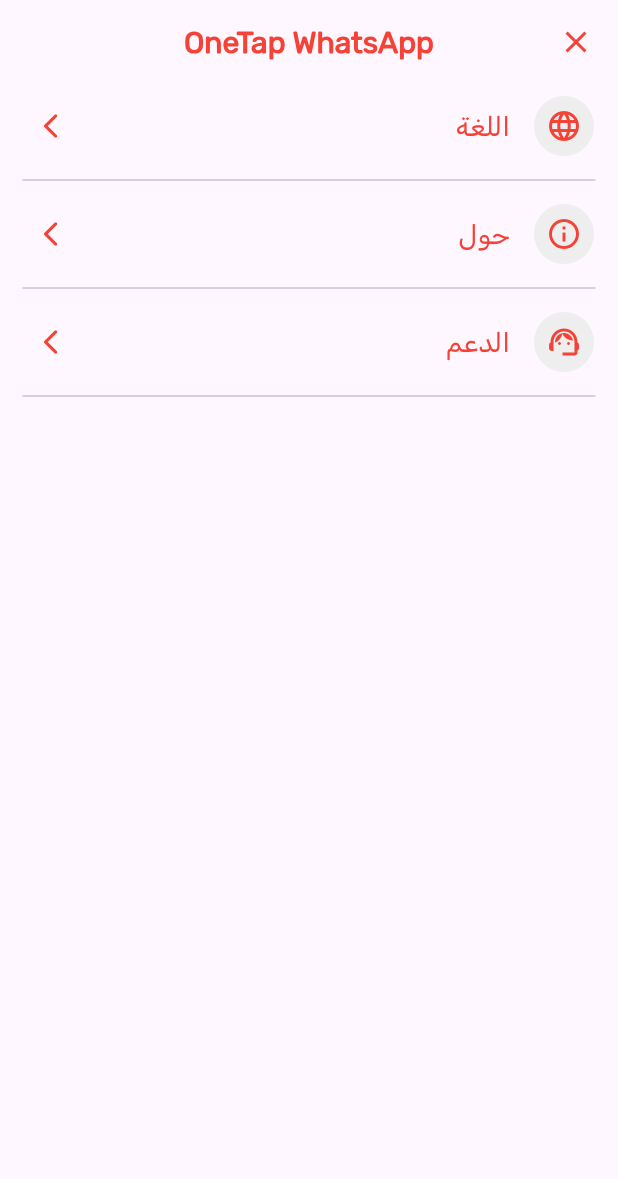
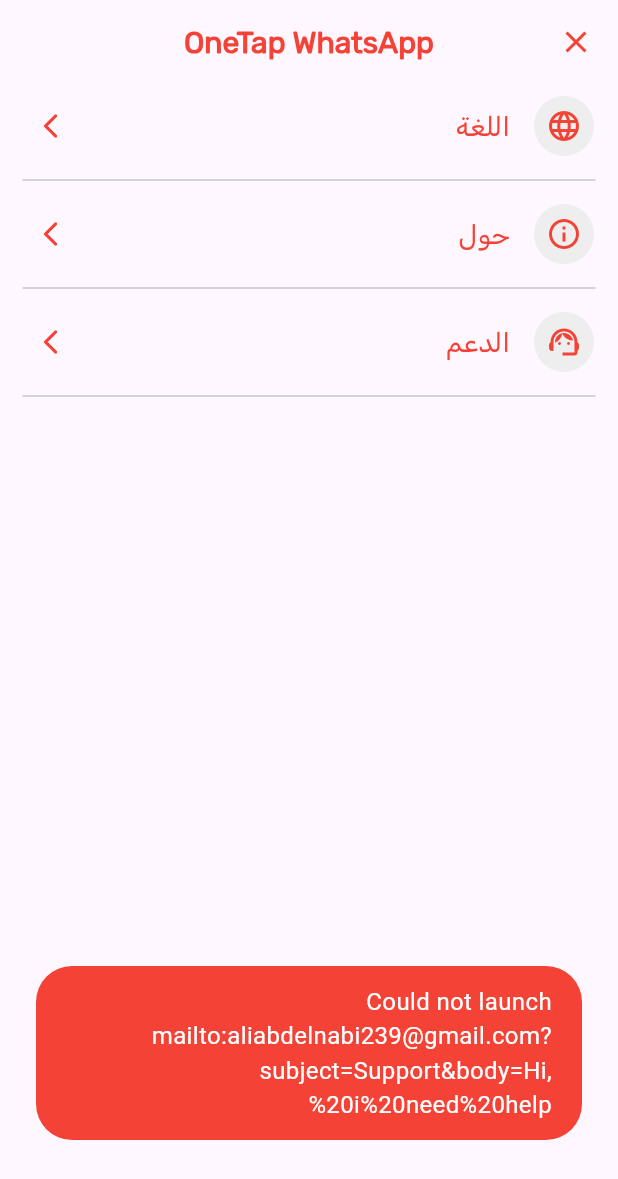
Before and after one commit to aliabdelnaby/one-tap, a Flutter app: the SettingsView screen opened by its route, after a tap on "الدعم", on a phone screen of 412 x 824 dp. Shown: the top 1179 px of the screen. Run offline on Flutter 3.47's test engine with Material 3 defaults, Android fonts, the phone set to English and light mode, and no system bars; our stand-ins replace easy_localization, flutter_bloc, fluttertoast, go_router.

Commit message:
finish support

```diff
--- a/lib/core/routes/app_router.dart
+++ b/lib/core/routes/app_router.dart
@@ -3,6 +3,7 @@
 import 'package:go_router/go_router.dart';
 import 'package:via_whatsapp/features/home/presentation/home_cubit/home_cubit.dart';
 import 'package:via_whatsapp/features/home/presentation/views/home_view.dart';
+import 'package:via_whatsapp/features/settings/presentation/settings_cubit/settings_cubit.dart';
 import 'package:via_whatsapp/features/settings/presentation/views/select_language_view.dart';
 import 'package:via_whatsapp/features/settings/presentation/views/settings_view.dart';
 
@@ -20,7 +21,10 @@
       pageBuilder: (context, state) {
         return CustomTransitionPage(
           key: state.pageKey,
-          child: const SettingsView(),
+          child: BlocProvider(
+            create: (context) => SettingsCubit(),
+            child: const SettingsView(),
+          ),
           transitionsBuilder: (context, animation, secondaryAnimation, child) {
             return SlideTransition(
               position: Tween<Offset>(
--- a/lib/features/settings/presentation/settings_cubit/settings_cubit.dart
+++ b/lib/features/settings/presentation/settings_cubit/settings_cubit.dart
@@ -1,6 +1,22 @@
 import 'package:flutter_bloc/flutter_bloc.dart';
+import 'package:url_launcher/url_launcher.dart';
+import 'package:via_whatsapp/core/functions/custom_toast.dart';
+import 'package:via_whatsapp/core/utils/app_colors.dart';
 import 'package:via_whatsapp/features/settings/presentation/settings_cubit/settings_state.dart';
 
 class SettingsCubit extends Cubit<SettingsState> {
   SettingsCubit() : super(SettingsInitial());
+
+    void sendEmail() async {
+    final email = Uri(
+      scheme: 'mailto',
+      path: 'aliabdelnabi239@gmail.com',
+      query: 'subject=Support&body=Hi, i need help',
+    );
+    if (await canLaunchUrl(email)) {
+      launchUrl(email);
+    } else {
+      showToast("Could not launch $email",AppColors.primaryColor);
+    }
+  }
 }
--- a/lib/features/settings/presentation/widgets/custom_support_list_tile.dart
+++ b/lib/features/settings/presentation/widgets/custom_support_list_tile.dart
@@ -1,7 +1,9 @@
 import 'package:easy_localization/easy_localization.dart';
 import 'package:flutter/material.dart';
+import 'package:flutter_bloc/flutter_bloc.dart';
 import 'package:via_whatsapp/core/utils/app_colors.dart';
 import 'package:via_whatsapp/core/utils/app_text_styles.dart';
+import 'package:via_whatsapp/features/settings/presentation/settings_cubit/settings_cubit.dart';
 
 class CustomSupportListTile extends StatelessWidget {
   const CustomSupportListTile({
@@ -11,9 +13,11 @@
   @override
   Widget build(BuildContext context) {
     return ListTile(
-      onTap: () {},
+      onTap: () {
+        context.read<SettingsCubit>().sendEmail();
+      },
       leading: CircleAvatar(
-        backgroundColor:  AppColors.gray200,
+        backgroundColor: AppColors.gray200,
         child: Icon(
           Icons.support_agent_outlined,
           color: AppColors.primaryColor,
```
